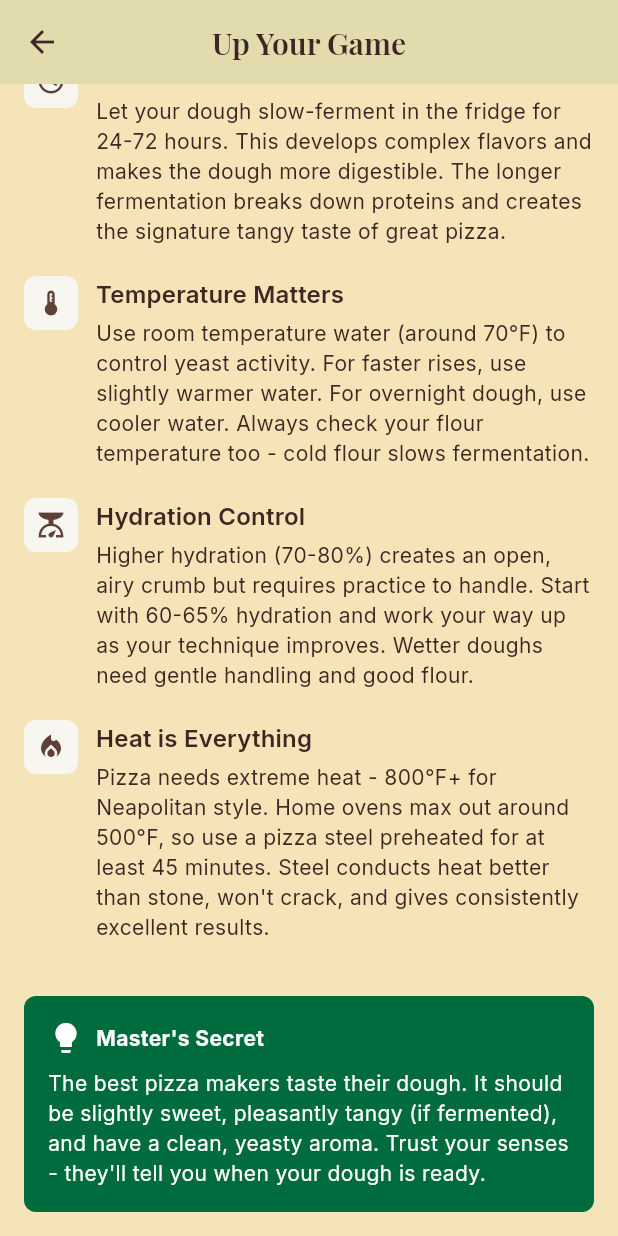
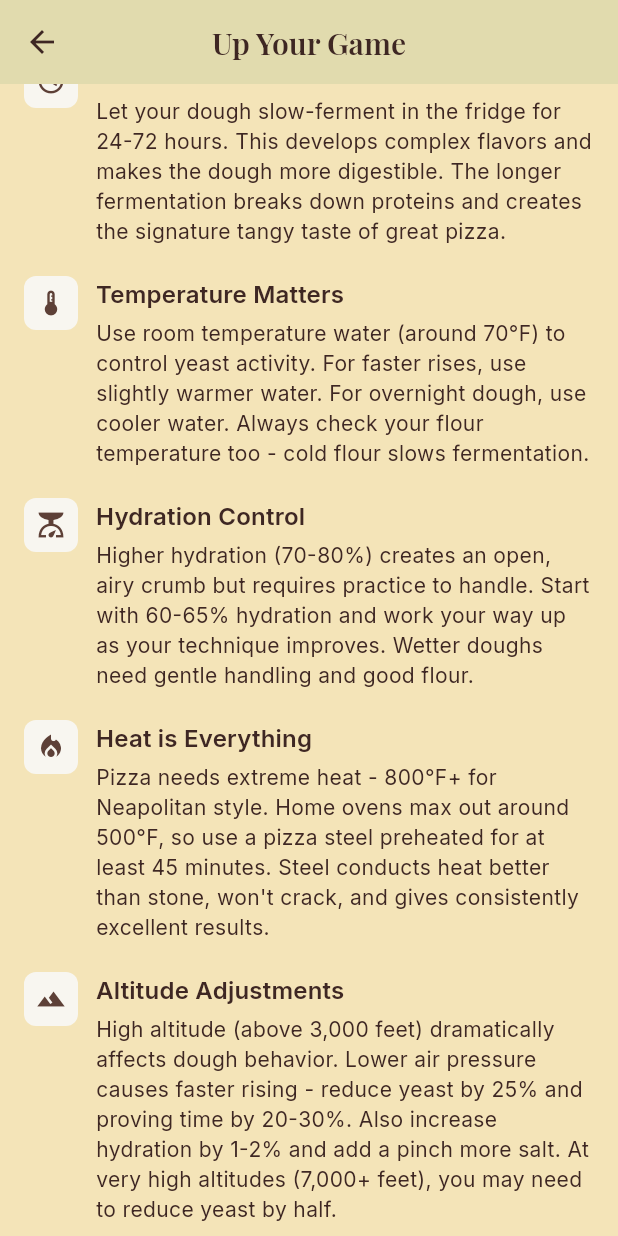
Before and after one commit to davidwbritt/pizza-genie, a Flutter app: the UpYourGameScreen screen opened by its route, scrolled down 432 dp, on a phone screen of 412 x 824 dp. Run offline on Flutter 3.47's test engine with Material 3 defaults, Android fonts, the phone set to English and light mode, and no system bars; our stand-ins replace google_fonts, shared_preferences; accounts and stored records are empty.

Commit message:
altitute changes

```diff
--- a/pizza_genie/lib/constants/constants.dart
+++ b/pizza_genie/lib/constants/constants.dart
@@ -65,10 +65,6 @@ class AppConstants {
     'invalidProvingTime': errorInvalidProvingTime,
   };
 
-  // Guidance Messages
-  static const String guidanceQuickProving = 'Quick preparation - higher yeast for fast rise';
-  static const String guidanceStandardProving = 'Balanced fermentation - good flavor development';
-  static const String guidanceLongProving = 'Extended fermentation - maximum flavor and digestibility';
 }
 
 /// Pizza Style Names
--- a/pizza_genie/lib/models/pizza_dough_recipe.dart
+++ b/pizza_genie/lib/models/pizza_dough_recipe.dart
@@ -84,10 +84,6 @@ class PizzaDoughRecipe {
     return (waterMilliliters / flourGrams) * 100;
   }
 
-  /// Get proving time guidance message
-  String get provingGuidance {
-    return calculatedFor.provingTimeHours.guidanceMessage;
-  }
 
   /// Get pizza style description
   String get pizzaStyleDescription {
--- a/pizza_genie/lib/screens/up_your_game_screen.dart
+++ b/pizza_genie/lib/screens/up_your_game_screen.dart
@@ -72,6 +72,13 @@ class UpYourGameScreen extends StatelessWidget {
               icon: Icons.local_fire_department,
               title: 'Heat is Everything',
               content: 'Pizza needs extreme heat - 800°F+ for Neapolitan style. Home ovens max out around 500°F, so use a pizza steel preheated for at least 45 minutes. Steel conducts heat better than stone, won\'t crack, and gives consistently excellent results.',
+            ),
+
+            _buildTipSection(
+              context,
+              icon: Icons.terrain,
+              title: 'Altitude Adjustments',
+              content: 'High altitude (above 3,000 feet) dramatically affects dough behavior. Lower air pressure causes faster rising - reduce yeast by 25% and proving time by 20-30%. Also increase hydration by 1-2% and add a pinch more salt. At very high altitudes (7,000+ feet), you may need to reduce yeast by half.',
             ),
 
             const SizedBox(height: 16),
--- a/pizza_genie/lib/services/calculation_service.dart
+++ b/pizza_genie/lib/services/calculation_service.dart
@@ -166,7 +166,7 @@ class CalculationService {
         'Shape into a ball and place in oiled bowl',
         'Cover and let rise at room temperature for ${parameters.provingTimeHours.hours} hours',
         'For best flavor, refrigerate after 2 hours of room temperature rise',
-        'Dough is ready when doubled and feels light and airy',
+        'Dough is ready when doubled and feels light and airy (at high altitude 3000+ ft, rising happens 25-50% faster)',
       ]);
     }
 
```
Also changed, not shown: pizza_genie/lib/constants/enums.dart (+0 -10 lines).
